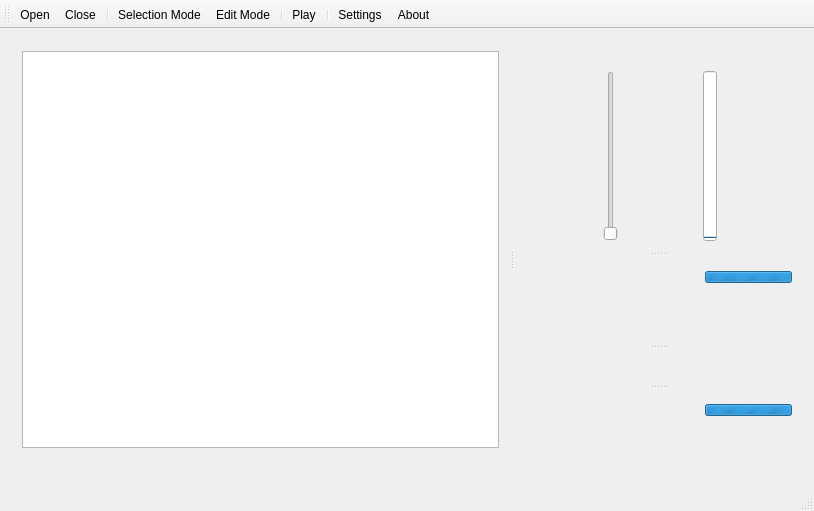
First picture: the form in src/wmainwindow.ui, repository gillesdegottex/dfasma, before the edit.
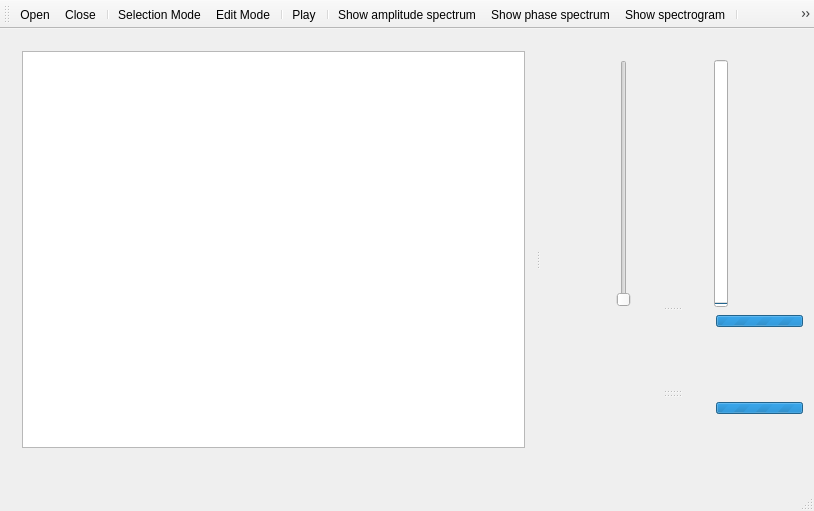
Second picture: the form after the edit. Icons and pictures are not drawn.

```diff
--- a/src/wmainwindow.ui
+++ b/src/wmainwindow.ui
@@ -14,7 +14,7 @@
    <string>DFasma</string>
   </property>
   <widget class="QWidget" name="centralWidget">
-   <layout class="QHBoxLayout" name="horizontalLayout_7">
+   <layout class="QHBoxLayout" name="horizontalLayout_4">
     <item>
      <widget class="QSplitter" name="splitter_2">
       <property name="orientation">
@@ -62,11 +62,23 @@
        <property name="orientation">
         <enum>Qt::Vertical</enum>
        </property>
-       <widget class="QWidget" name="layoutWidget">
-        <layout class="QVBoxLayout" name="layerWaveform">
+       <widget class="QWidget" name="wWaveform" native="true">
+        <layout class="QVBoxLayout" name="vLayout_2">
          <property name="spacing">
           <number>0</number>
          </property>
+         <property name="leftMargin">
+          <number>0</number>
+         </property>
+         <property name="topMargin">
+          <number>0</number>
+         </property>
+         <property name="rightMargin">
+          <number>0</number>
+         </property>
+         <property name="bottomMargin">
+          <number>0</number>
+         </property>
          <item>
           <layout class="QHBoxLayout" name="horizontalLayout_3">
            <item>
@@ -173,11 +185,23 @@
          </item>
         </layout>
        </widget>
-       <widget class="QWidget" name="layoutWidget">
+       <widget class="QWidget" name="wAmplitudeSpectrum" native="true">
         <layout class="QVBoxLayout" name="verticalLayout_2">
          <property name="spacing">
           <number>0</number>
          </property>
+         <property name="leftMargin">
+          <number>0</number>
+         </property>
+         <property name="topMargin">
+          <number>0</number>
+         </property>
+         <property name="rightMargin">
+          <number>0</number>
+         </property>
+         <property name="bottomMargin">
+          <number>0</number>
+         </property>
          <item>
           <layout class="QHBoxLayout" name="horizontalLayout_2">
            <item>
@@ -238,8 +262,6 @@
           </layout>
          </item>
          <item>
-          <layout class="QHBoxLayout" name="horizontalLayout_4">
-           <item>
             <widget class="QLabel" name="lblSpectrumSelectionTxt">
              <property name="font">
               <font>
@@ -256,20 +278,43 @@
             </widget>
            </item>
           </layout>
-         </item>
-         <item>
-          <layout class="QHBoxLayout" name="lAmplitudeSpectrumGraphicsView"/>
-         </item>
+       </widget>
+       <widget class="QWidget" name="wPhaseSpectrum" native="true">
+        <layout class="QVBoxLayout" name="verticalLayout_5">
+         <property name="spacing">
+          <number>0</number>
+         </property>
+         <property name="leftMargin">
+          <number>0</number>
+         </property>
+         <property name="topMargin">
+          <number>0</number>
+         </property>
+         <property name="rightMargin">
+          <number>0</number>
+         </property>
+         <property name="bottomMargin">
+          <number>0</number>
+         </property>
         </layout>
        </widget>
-       <widget class="QWidget" name="layoutWidget">
-        <layout class="QHBoxLayout" name="lPhaseSpectrumGraphicsView"/>
-       </widget>
-       <widget class="QWidget" name="layoutWidget_2">
-        <layout class="QVBoxLayout" name="vlSpectrogram">
+       <widget class="QWidget" name="wSpectrogram" native="true">
+        <layout class="QVBoxLayout" name="vLayout">
          <property name="spacing">
           <number>0</number>
          </property>
+         <property name="leftMargin">
+          <number>0</number>
+         </property>
+         <property name="topMargin">
+          <number>0</number>
+         </property>
+         <property name="rightMargin">
+          <number>0</number>
+         </property>
+         <property name="bottomMargin">
+          <number>0</number>
+         </property>
          <item>
           <layout class="QHBoxLayout" name="horizontalLayout_5">
            <item>
@@ -330,8 +375,6 @@
           </layout>
          </item>
          <item>
-          <layout class="QHBoxLayout" name="horizontalLayout_6">
-           <item>
             <widget class="QLabel" name="lblSpectrogramSelectionTxt">
              <property name="font">
               <font>
@@ -348,11 +391,6 @@
             </widget>
            </item>
           </layout>
-         </item>
-         <item>
-          <layout class="QHBoxLayout" name="lSpectrogramGraphicsView"/>
-         </item>
-        </layout>
        </widget>
       </widget>
      </widget>
@@ -384,6 +422,10 @@
    <addaction name="separator"/>
    <addaction name="actionPlay"/>
    <addaction name="separator"/>
+   <addaction name="actionShowAmplitudeSpectrum"/>
+   <addaction name="actionShowPhaseSpectrum"/>
+   <addaction name="actionShowSpectrogram"/>
+   <addaction name="separator"/>
    <addaction name="actionSettings"/>
    <addaction name="actionAbout"/>
   </widget>
@@ -511,6 +553,60 @@
     <string>Ctrl+R</string>
    </property>
   </action>
+  <action name="actionShowAmplitudeSpectrum">
+   <property name="checkable">
+    <bool>true</bool>
+   </property>
+   <property name="icon">
+    <iconset resource="../ressources.qrc">
+     <normaloff>:/icons/amplitudespectrum.svg</normaloff>:/icons/amplitudespectrum.svg</iconset>
+   </property>
+   <property name="text">
+    <string>Show amplitude spectrum</string>
+   </property>
+   <property name="toolTip">
+    <string>Show or hide the amplitude spectrum</string>
+   </property>
+   <property name="shortcut">
+    <string>F6</string>
+   </property>
+  </action>
+  <action name="actionShowPhaseSpectrum">
+   <property name="checkable">
+    <bool>true</bool>
+   </property>
+   <property name="icon">
+    <iconset resource="../ressources.qrc">
+     <normaloff>:/icons/phasespectrum.svg</normaloff>:/icons/phasespectrum.svg</iconset>
+   </property>
+   <property name="text">
+    <string>Show phase spectrum</string>
+   </property>
+   <property name="toolTip">
+    <string>Show or hide the phase spectrum</string>
+   </property>
+   <property name="shortcut">
+    <string>F7</string>
+   </property>
+  </action>
+  <action name="actionShowSpectrogram">
+   <property name="checkable">
+    <bool>true</bool>
+   </property>
+   <property name="icon">
+    <iconset resource="../ressources.qrc">
+     <normaloff>:/icons/spectrogram.svg</normaloff>:/icons/spectrogram.svg</iconset>
+   </property>
+   <property name="text">
+    <string>Show spectrogram</string>
+   </property>
+   <property name="toolTip">
+    <string>Show or hide the spectrogram</string>
+   </property>
+   <property name="shortcut">
+    <string>F8</string>
+   </property>
+  </action>
  </widget>
  <layoutdefault spacing="6" margin="11"/>
  <resources>
```
Lines whose indentation alone changed are shown as unchanged.
